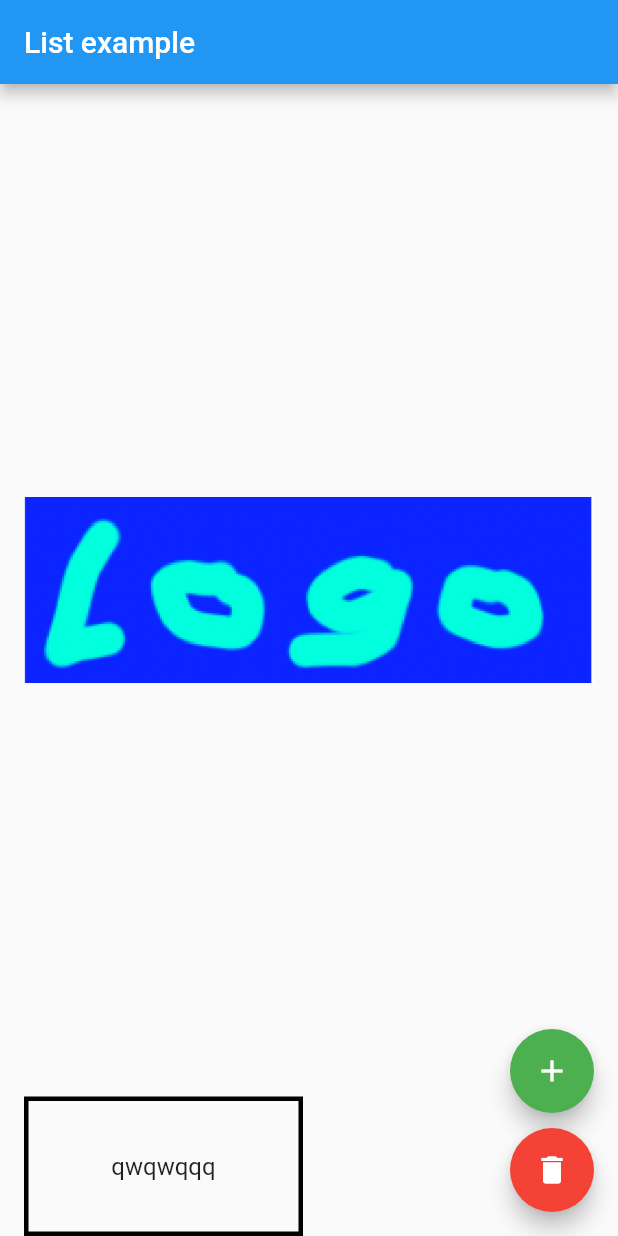
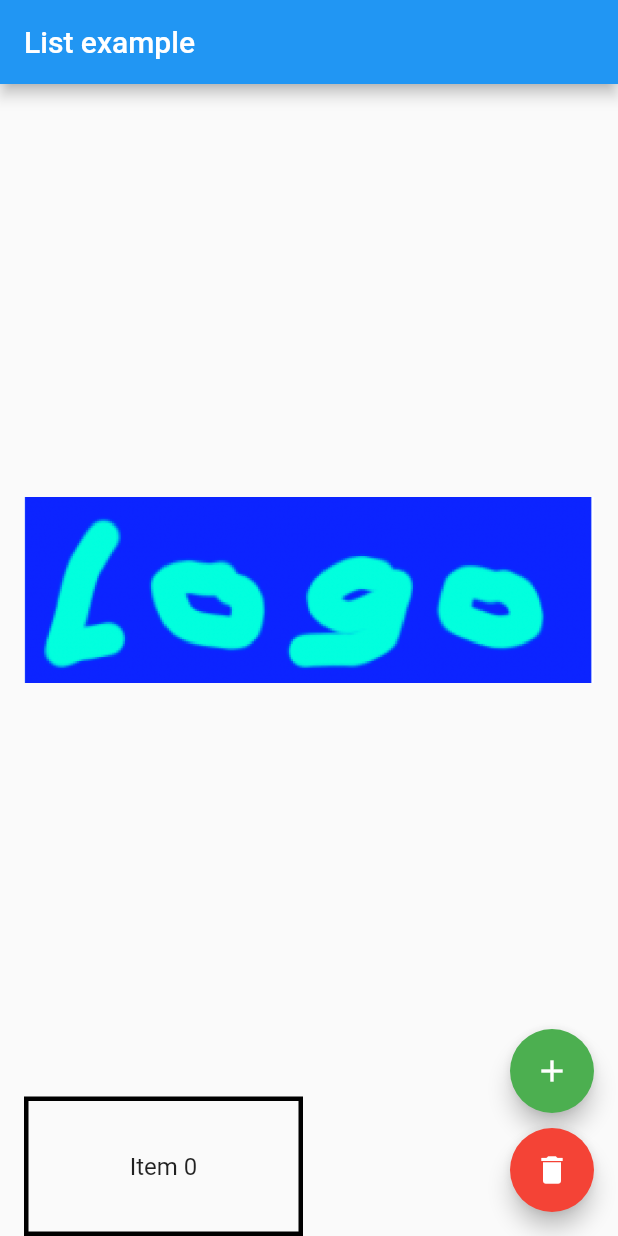
Before and after one commit to silverkate/list_example, a Flutter app: the screen it shows after launch, after a tap on the "add" icon, on a phone screen of 412 x 824 dp. Run offline on Flutter 3.47's test engine with Material 2 defaults, Android fonts, the phone set to English and light mode, and no system bars; our stand-ins replace flutter_bloc.

Commit message:
add and remove items via bloc

```diff
--- /dev/null
+++ b/lib/base/base_event.dart
@@ -0,0 +1,2 @@
+/// Event being processed by Bloc.
+abstract class BaseEvent {}
--- /dev/null
+++ b/lib/base/base_state.dart
@@ -0,0 +1,7 @@
+abstract class BaseState {}
+
+class InitState extends BaseState {}
+
+class ErrorState extends BaseState {}
+
+class ProgressState extends BaseState {}
--- /dev/null
+++ b/lib/base/emitter_extension.dart
@@ -0,0 +1,7 @@
+import 'package:flutter_bloc/flutter_bloc.dart';
+import 'package:list_example/base/base_state.dart';
+
+extension EmitterExt on Emitter {
+  void futureAsync(Future<BaseState> future) =>
+      future.then((state) => this(state));
+}
--- a/lib/main.dart
+++ b/lib/main.dart
@@ -1,4 +1,7 @@
 import 'package:flutter/material.dart';
+import 'package:flutter_bloc/flutter_bloc.dart';
+import 'package:list_example/base/base_state.dart';
+import 'package:list_example/pages/list_page/bloc/item_bloc.dart';
 import 'package:list_example/pages/list_page/list_page.dart';
 
 void main() {
@@ -15,7 +18,10 @@ class MyApp extends StatelessWidget {
       theme: ThemeData(
         primarySwatch: Colors.blue,
       ),
-      home: const ListPage(),
+      home: BlocProvider(
+        create: (_) => ItemBloc(),
+        child: const ListPage(),
+      ),
     );
   }
 }
--- /dev/null
+++ b/lib/pages/list_page/bloc/item_bloc.dart
@@ -0,0 +1,26 @@
+import 'package:flutter_bloc/flutter_bloc.dart';
+import 'package:list_example/base/base_event.dart';
+import 'package:list_example/base/base_state.dart';
+import 'package:list_example/base/emitter_extension.dart';
+import 'package:list_example/pages/list_page/bloc/item_event.dart';
+import 'package:list_example/pages/list_page/bloc/item_state.dart';
+import 'package:list_example/providers/items_provider.dart';
+
+class ItemBloc extends Bloc<BaseEvent, BaseState> {
+  ItemBloc() : super(InitState()) {
+    on<GetNewItemEvent>((event, emit) => emit.futureAsync(_getNewItem(event)));
+    on<DeleteItemEvent>((event, emit) => emit(_deleteItem()));
+  }
+
+  final _itemProvider = ItemProvider();
+
+  Future<BaseState> _getNewItem(GetNewItemEvent event) async {
+    final item = await _itemProvider.getNextItem(event.index);
+
+    return AddItemState(item);
+  }
+
+  BaseState _deleteItem() {
+    return DeleteItemState();
+  }
+}
--- /dev/null
+++ b/lib/pages/list_page/bloc/item_event.dart
@@ -0,0 +1,11 @@
+import 'package:list_example/base/base_event.dart';
+
+/// Notifies bloc to add another item.
+class GetNewItemEvent extends BaseEvent {
+  GetNewItemEvent(this.index);
+
+  final int index;
+}
+
+/// Notifies bloc to delete item.
+class DeleteItemEvent extends BaseEvent {}
--- /dev/null
+++ b/lib/pages/list_page/bloc/item_state.dart
@@ -0,0 +1,10 @@
+import 'package:list_example/base/base_state.dart';
+import 'package:list_example/data/models/item_model.dart';
+
+class AddItemState extends BaseState {
+  AddItemState(this.item);
+
+  final ItemModel? item;
+}
+
+class DeleteItemState extends BaseState {}
--- a/lib/pages/list_page/list_page.dart
+++ b/lib/pages/list_page/list_page.dart
@@ -1,6 +1,11 @@
 import 'package:flutter/material.dart';
+import 'package:flutter_bloc/flutter_bloc.dart';
+import 'package:list_example/base/base_state.dart';
 import 'package:list_example/data/models/item_model.dart';
 import 'package:list_example/generated/assets.dart';
+import 'package:list_example/pages/list_page/bloc/item_bloc.dart';
+import 'package:list_example/pages/list_page/bloc/item_event.dart';
+import 'package:list_example/pages/list_page/bloc/item_state.dart';
 import 'package:list_example/pages/list_page/widgets/item_widget.dart';
 
 class ListPage extends StatefulWidget {
@@ -15,6 +20,17 @@ class _ListPageState extends State<ListPage> {
 
   @override
   Widget build(BuildContext context) {
+    return BlocConsumer<ItemBloc, BaseState>(
+      listenWhen: (context, state) {
+        return state is ErrorState || state is ProgressState;
+      },
+      listener: _onAction,
+      buildWhen: (context, state) {
+        return state is AddItemState || state is DeleteItemState;
+      },
+      builder: (context, state) {
+        onRebuild(context, state);
+
         return Scaffold(
           appBar: AppBar(
             title: const Text('List example'),
@@ -39,7 +55,8 @@ class _ListPageState extends State<ListPage> {
                       shrinkWrap: true,
                       physics: const NeverScrollableScrollPhysics(),
                       itemCount: _list.length,
-                  gridDelegate: const SliverGridDelegateWithFixedCrossAxisCount(
+                      gridDelegate:
+                          const SliverGridDelegateWithFixedCrossAxisCount(
                         crossAxisCount: 2,
                         crossAxisSpacing: 8,
                         mainAxisSpacing: 8,
@@ -75,17 +92,32 @@ class _ListPageState extends State<ListPage> {
             ],
           ),
         );
+      },
+    );
   }
 
   void _removeLastItem() {
-    _list.removeLast();
-    setState(() {});
+    if (_list.isEmpty) {
+      return;
+    }
+
+    context.read<ItemBloc>().add(DeleteItemEvent());
   }
 
   void _addNewItem() {
-    _list.add(
-      ItemModel(name: 'qwqwqqq'),
-    );
-    setState(() {});
+    context.read<ItemBloc>().add(GetNewItemEvent(_list.length));
+  }
+
+  void _onAction(BuildContext context, BaseState state) {
+    if (state is ErrorState) {
+    } else if (state is ProgressState) {}
+  }
+
+  void onRebuild(BuildContext context, BaseState state) {
+    if (state is AddItemState) {
+      _list.add(state.item ?? ItemModel(name: 'null'));
+    } else if (state is DeleteItemState) {
+      _list.removeLast();
     }
   }
+}
--- a/lib/providers/items_provider.dart
+++ b/lib/providers/items_provider.dart
@@ -3,6 +3,6 @@ import 'package:list_example/data/models/item_model.dart';
 /// Provider to mock data.
 class ItemProvider {
   Future<ItemModel?> getNextItem(int index) async {
-    return null;
+    return ItemModel(name: 'Item $index');
   }
 }
--- a/pubspec.yaml
+++ b/pubspec.yaml
@@ -12,6 +12,7 @@ dependencies:
   flutter:
     sdk: flutter
 
+  flutter_bloc: 8.1.3
   cupertino_icons: 1.0.2
 
 dev_dependencies:
```
Also changed, not shown: pubspec.lock. Lines whose indentation alone changed are shown as unchanged.
